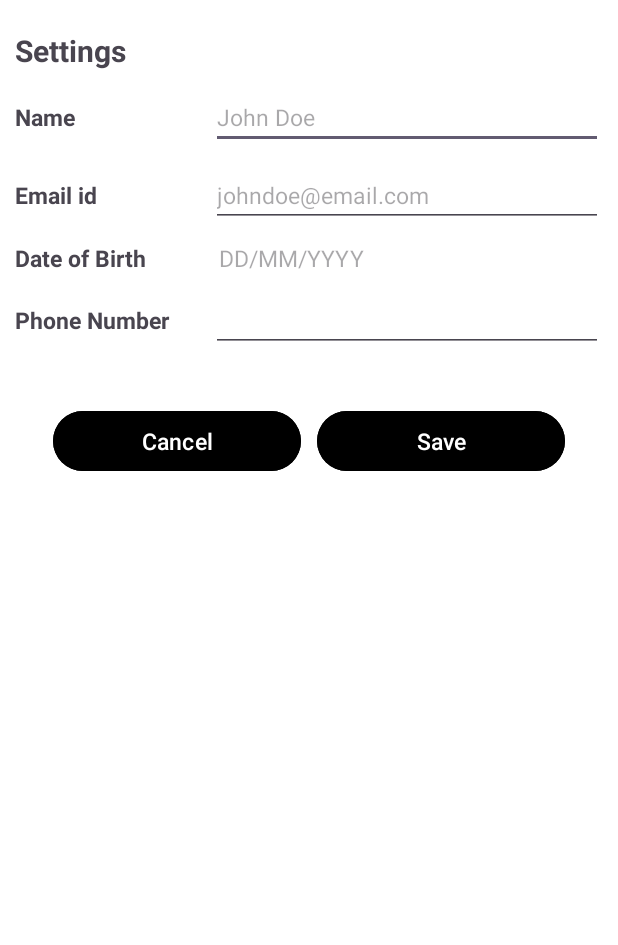
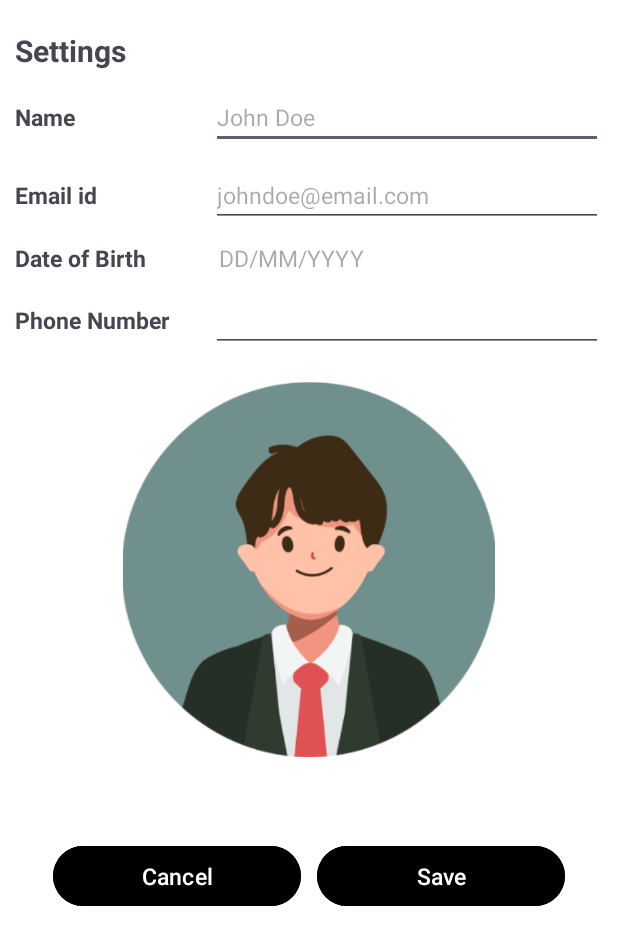
Before and after one commit to aaryansingh-dev/LeafLens, an Android app: the layout fragment_settings.xml on its own in the app's theme, with its tools: preview values and no code run, on a phone screen of 412 x 824 dp. Shown: the top 945 px of the screen. Run offline under Robolectric (Android 15) with nearby library versions, the phone set to English and light mode, and no system bars.

Commit message:
minor changes to Settings

```diff
--- a/app/build.gradle.kts
+++ b/app/build.gradle.kts
@@ -44,6 +44,9 @@ dependencies {
     implementation ("androidx.activity:activity:1.9.0")
     implementation("androidx.core:core:1.13.1")
     implementation ("androidx.fragment:fragment:1.8.0")
+
+    implementation ("com.makeramen:roundedimageview:2.3.0")
+
     testImplementation("junit:junit:4.13.2")
     androidTestImplementation("androidx.test.ext:junit:1.1.5")
     androidTestImplementation("androidx.test.espresso:espresso-core:3.5.1")
--- /dev/null
+++ b/app/src/main/res/drawable/image_rounded_background.xml
@@ -0,0 +1,4 @@
+<shape xmlns:android="http://schemas.android.com/apk/res/android"
+    android:shape="oval">
+    <solid android:color="#FFFFFF"/> <!-- Set the background color here -->
+</shape>
--- a/app/src/main/res/layout/activity_main.xml
+++ b/app/src/main/res/layout/activity_main.xml
@@ -31,6 +31,7 @@
                 android:layout_width="50dp"
                 android:layout_height="0dp"
                 app:layout_constraintHeight_percent="0.7"
+                android:background="@drawable/image_rounded_background"
 
                 app:layout_constraintStart_toStartOf="parent"
                 app:layout_constraintTop_toTopOf="parent"
--- a/app/src/main/res/layout/fragment_settings.xml
+++ b/app/src/main/res/layout/fragment_settings.xml
@@ -155,6 +155,15 @@
                 android:paddingStart="5dp"/>
         </LinearLayout>
 
+        <ImageView
+            android:layout_width="match_parent"
+            android:layout_height="250dp"
+
+            android:src="@drawable/profile_image"
+
+            android:layout_margin="20dp"
+            />
+
         <LinearLayout
             android:layout_width="match_parent"
             android:layout_height="wrap_content"
--- a/app/src/main/res/layout/search_result_item.xml
+++ b/app/src/main/res/layout/search_result_item.xml
@@ -45,7 +45,7 @@
             android:layout_width="match_parent"
             android:layout_height="wrap_content"
 
-            android:textSize="25sp"
+            android:textSize="20sp"
             android:text="Some Disease"
             android:textStyle="bold"
 
@@ -58,7 +58,7 @@
             android:layout_height="wrap_content"
 
             android:text="Category"
-            android:textSize="20sp"
+            android:textSize="18sp"
 
             android:paddingStart="10dp"
             android:paddingEnd="10dp"
```
